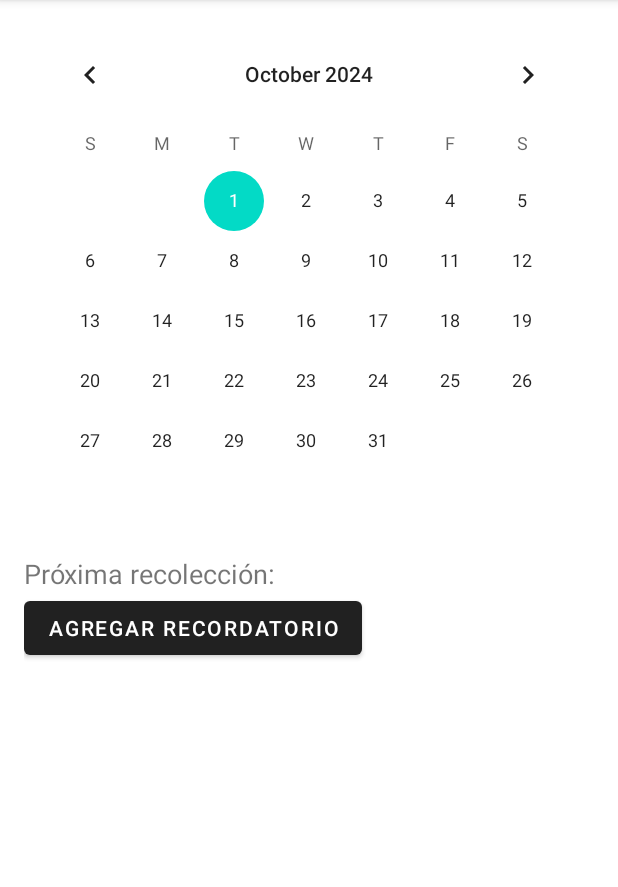
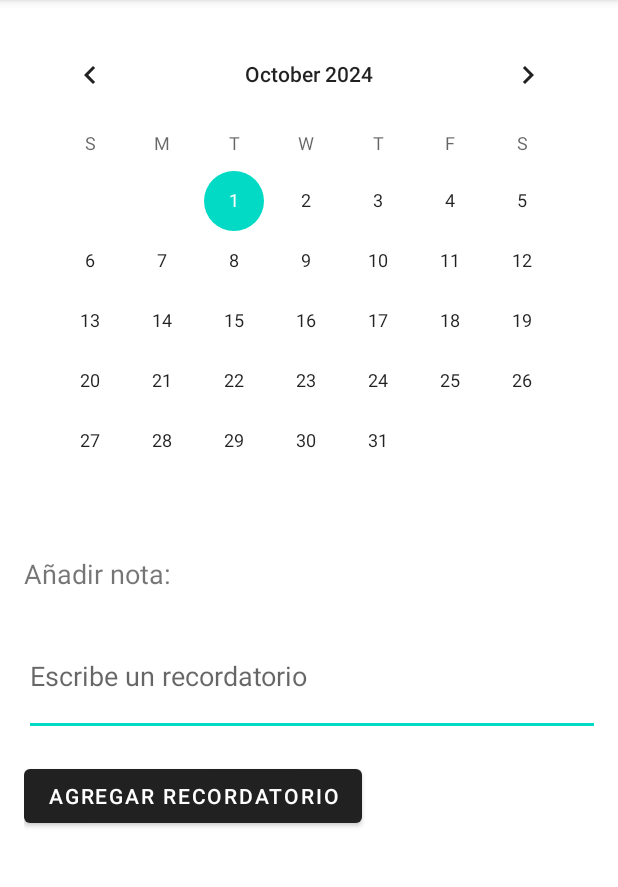
Before and after one commit to Jaime1999l/Programacion_Dirigida_Por_Eventos_Aplicacion_de_Gestion_de_Residuos, an Android app: the CalendarActivity screen opened directly, with no data from a screen before it, after a tap on "AGREGAR RECORDATORIO", on a phone screen of 412 x 824 dp, the part 84-971 px from its top. Run offline under Robolectric (Android 15) with nearby library versions, the phone set to English and light mode, and no system bars; our stand-ins replace Room's generated code.

Commit message:
Calendario y recordatorios.

```diff
--- a/app/src/main/java/com/example/programacion_dirigida_por_eventos_aplicacion_de_gestion_de_residuos/activity/CalendarActivity.java
+++ b/app/src/main/java/com/example/programacion_dirigida_por_eventos_aplicacion_de_gestion_de_residuos/activity/CalendarActivity.java
@@ -1,75 +1,93 @@
 package com.example.programacion_dirigida_por_eventos_aplicacion_de_gestion_de_residuos.activity;
 
-import android.app.AlarmManager;
-import android.app.PendingIntent;
-import android.content.Context;
-import android.content.Intent;
+import android.annotation.SuppressLint;
+import android.os.AsyncTask;
 import android.os.Bundle;
 import android.widget.Button;
 import android.widget.CalendarView;
+import android.widget.EditText;
 import android.widget.TextView;
-
+import android.widget.Toast;
 import androidx.appcompat.app.AppCompatActivity;
 
 import com.example.programacion_dirigida_por_eventos_aplicacion_de_gestion_de_residuos.R;
+import com.example.programacion_dirigida_por_eventos_aplicacion_de_gestion_de_residuos.database.DatabaseResiduos;
+import com.example.programacion_dirigida_por_eventos_aplicacion_de_gestion_de_residuos.recordatorios.Reminder;
 
 import java.text.SimpleDateFormat;
 import java.util.Calendar;
-import java.util.Locale;
-
-
-
-import android.app.AlarmManager;
-import android.app.PendingIntent;
-import android.content.Context;
-import android.content.Intent;
-import android.os.Bundle;
-import android.widget.Button;
-import android.widget.CalendarView;
-import android.widget.TextView;
-import androidx.appcompat.app.AppCompatActivity;
-import com.example.programacion_dirigida_por_eventos_aplicacion_de_gestion_de_residuos.R;
-
-import java.text.SimpleDateFormat;
-import java.util.Calendar;
+import java.util.List;
 import java.util.Locale;
 
 public class CalendarActivity extends AppCompatActivity {
 
-    private CalendarView calendarView;
     private TextView nextCollectionText;
-    private Button setReminderButton;
-    private Calendar selectedDate = Calendar.getInstance();
+    private EditText reminderText;
+    private final Calendar selectedDate = Calendar.getInstance();
+    private DatabaseResiduos database;
 
+    @SuppressLint("SetTextI18n")
     @Override
     protected void onCreate(Bundle savedInstanceState) {
         super.onCreate(savedInstanceState);
         setContentView(R.layout.actividad_calendario);
 
-        calendarView = findViewById(R.id.calendarView);
+        CalendarView calendarView = findViewById(R.id.calendarView);
         nextCollectionText = findViewById(R.id.nextCollectionText);
-        setReminderButton = findViewById(R.id.setReminderButton);
+        Button setReminderButton = findViewById(R.id.setReminderButton);
+        reminderText = findViewById(R.id.reminderText);
+
+        database = DatabaseResiduos.getDatabase(this);
 
         // Actualizar la vista de texto cuando se selecciona una fecha
         calendarView.setOnDateChangeListener((view, year, month, dayOfMonth) -> {
             selectedDate.set(year, month, dayOfMonth);
             SimpleDateFormat dateFormat = new SimpleDateFormat("dd/MM/yyyy", Locale.getDefault());
             nextCollectionText.setText("Próxima recolección: " + dateFormat.format(selectedDate.getTime()));
+
+            // Cargar y mostrar recordatorios para la fecha seleccionada
+            loadRemindersForSelectedDate();
         });
 
         // Agregar evento al botón para configurar un recordatorio
-        setReminderButton.setOnClickListener(v -> setReminder());
+        setReminderButton.setOnClickListener(v -> {
+            saveReminder();
+        });
     }
 
-    private void setReminder() {
-        // Crear un Intent para el recordatorio
-        Intent intent = new Intent(this, ReminderReceiver.class);
-        PendingIntent pendingIntent = PendingIntent.getBroadcast(this, 0, intent, PendingIntent.FLAG_UPDATE_CURRENT);
+    private void saveReminder() {
+        String reminderDescription = reminderText.getText().toString();
+        if (!reminderDescription.isEmpty()) {
+            Reminder reminder = new Reminder(selectedDate.getTimeInMillis(), reminderDescription);
 
-        // Obtener el AlarmManager y configurar la alarma para la fecha seleccionada
-        AlarmManager alarmManager = (AlarmManager) getSystemService(Context.ALARM_SERVICE);
-        if (alarmManager != null) {
-            alarmManager.set(AlarmManager.RTC_WAKEUP, selectedDate.getTimeInMillis(), pendingIntent);
+            // Guardar el recordatorio en la base de datos
+            AsyncTask.execute(() -> {
+                database.reminderDao().insert(reminder);
+            });
+
+            reminderText.setText(""); // Limpiar el campo de texto
+            Toast.makeText(this, "Recordatorio guardado", Toast.LENGTH_SHORT).show();
         }
     }
+
+    private void loadRemindersForSelectedDate() {
+        AsyncTask.execute(() -> {
+            long selectedDateInMillis = selectedDate.getTimeInMillis();
+            List<Reminder> reminders = database.reminderDao().getRemindersByDate(selectedDateInMillis);
+
+            runOnUiThread(() -> {
+                if (!reminders.isEmpty()) {
+                    // Mostrar un aviso abajo si hay recordatorios para la fecha seleccionada
+                    Toast.makeText(this, "Tienes " + reminders.size() + " recordatorio(s) para este día", Toast.LENGTH_SHORT).show();
+                }
+
+                // Actualizar el TextView con los recordatorios
+                StringBuilder remindersText = new StringBuilder("Recordatorios:\n");
+                for (Reminder reminder : reminders) {
+                    remindersText.append(reminder.getDescription()).append("\n");
+                }
+                nextCollectionText.setText(remindersText.toString());
+            });
+        });
+    }
 }
--- /dev/null
+++ b/app/src/main/java/com/example/programacion_dirigida_por_eventos_aplicacion_de_gestion_de_residuos/recordatorios/ReminderDao.java
@@ -0,0 +1,17 @@
+package com.example.programacion_dirigida_por_eventos_aplicacion_de_gestion_de_residuos.recordatorios;
+
+import androidx.room.Dao;
+import androidx.room.Insert;
+import androidx.room.Query;
+
+import java.util.List;
+
+@Dao
+public interface ReminderDao {
+
+    @Insert
+    void insert(Reminder reminder);
+
+    @Query("SELECT * FROM reminders WHERE date = :selectedDate")
+    List<Reminder> getRemindersByDate(long selectedDate);
+}
--- /dev/null
+++ b/app/src/main/java/com/example/programacion_dirigida_por_eventos_aplicacion_de_gestion_de_residuos/recordatorios/decorador/ReminderDayDecorator.java
@@ -0,0 +1,4 @@
+package com.example.programacion_dirigida_por_eventos_aplicacion_de_gestion_de_residuos.recordatorios.decorador;
+
+public class ReminderDayDecorator {
+}
--- a/app/src/main/res/layout/actividad_calendario.xml
+++ b/app/src/main/res/layout/actividad_calendario.xml
@@ -12,13 +12,22 @@
         android:layout_height="wrap_content"
         android:layout_marginBottom="16dp" />
 
-    <!-- Texto que mostrará la próxima fecha de recolección -->
+    <!-- Texto que mostrará la próxima fecha de recolección y recordatorios para ese día -->
     <TextView
         android:id="@+id/nextCollectionText"
         android:layout_width="wrap_content"
         android:layout_height="wrap_content"
-        android:text="Próxima recolección:"
-        android:textSize="18sp" />
+        android:text="Añadir nota:"
+        android:textSize="18sp"
+        android:layout_marginBottom="16dp"/>
+
+    <!-- Campo de entrada para escribir el recordatorio -->
+    <EditText
+        android:id="@+id/reminderText"
+        android:layout_width="400dp"
+        android:layout_height="80dp"
+        android:hint="Escribe un recordatorio"
+        android:layout_marginBottom="16dp"/>
 
     <!-- Botón para agregar recordatorio manualmente -->
     <Button
@@ -26,4 +35,5 @@
         android:layout_width="wrap_content"
         android:layout_height="wrap_content"
         android:text="Agregar recordatorio" />
+
 </LinearLayout>
```
Also changed, not shown: app/src/main/java/com/example/programacion_dirigida_por_eventos_aplicacion_de_gestion_de_residuos/activity/ReminderReceiver.java (deleted, +0 -40 lines), app/src/main/java/com/example/programacion_dirigida_por_eventos_aplicacion_de_gestion_de_residuos/database/DatabaseResiduos.java (+7 -1 lines), app/src/main/java/com/example/programacion_dirigida_por_eventos_aplicacion_de_gestion_de_residuos/recordatorios/Reminder.java (added, +28 -0 lines).
